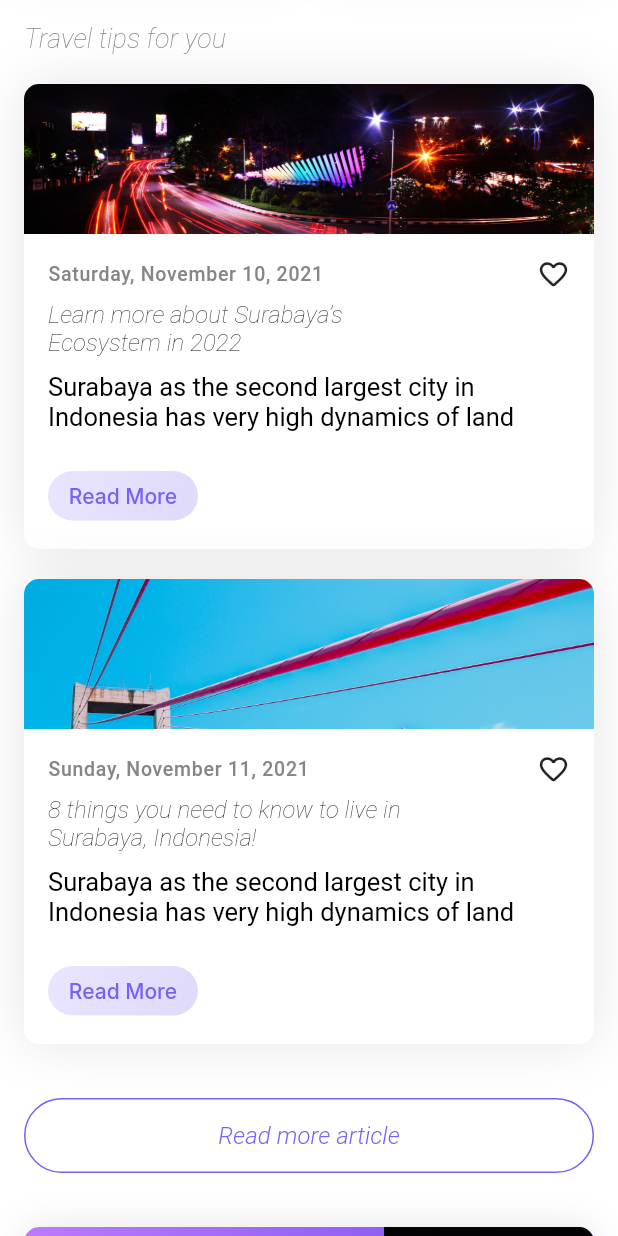
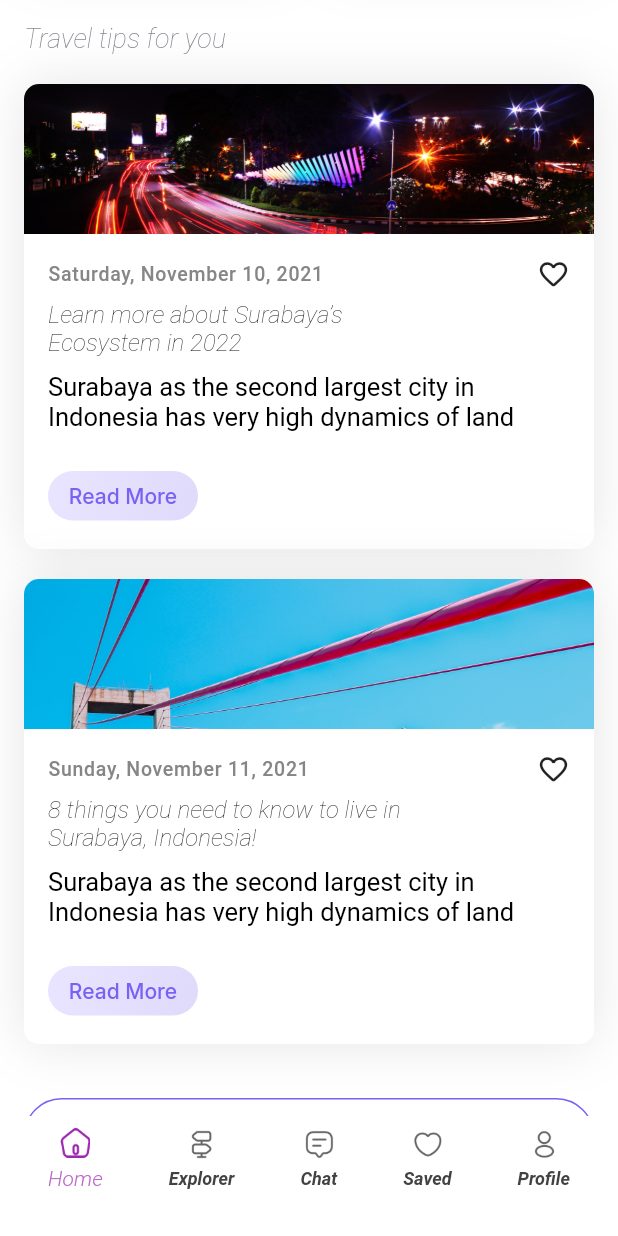
Before and after one commit to muzamilindra/property_rents, a Flutter app: the HomePage screen opened directly, scrolled down 1152 dp, on a phone screen of 412 x 824 dp. Run offline on Flutter 3.47's test engine with Material 2 defaults, Android fonts, the phone set to English and light mode, and no system bars; our stand-ins replace google_fonts.

Commit message:
add floating action button

```diff
--- /dev/null
+++ b/lib/pages/home_page/components/item_action_floating_button.dart
@@ -0,0 +1,111 @@
+import 'package:flutter/material.dart';
+
+class ItemActionFloatingButton extends StatelessWidget {
+  const ItemActionFloatingButton({
+    required this.image,
+    required this.title,
+    required this.isActive,
+    Key? key,
+  }) : super(key: key);
+
+  final String image;
+  final String title;
+  final bool isActive;
+
+  @override
+  Widget build(BuildContext context) {
+    // Column(
+    //   mainAxisAlignment: MainAxisAlignment.center,
+    //   crossAxisAlignment: CrossAxisAlignment.center,
+    //   children: [
+    //     Image.asset(
+    //       'assets/icons/home.png',
+    //       width: 26,
+    //       color: Colors.purple,
+    //     ),
+    //     SizedBox(
+    //       height: 6,
+    //     ),
+    //     Text(
+    //       "Home",
+    //       style: TextStyle(
+    //           fontFamily: "roboto",
+    //           fontSize: 14,
+    //           fontWeight: FontWeight.w300,
+    //           fontStyle: FontStyle.italic,
+    //           color: Colors.purple.shade300),
+    //     )
+    //   ],
+    // ),
+
+    // return Column(
+    //   mainAxisAlignment: MainAxisAlignment.center,
+    //   crossAxisAlignment: CrossAxisAlignment.center,
+    //   children: [
+    //     Image.asset(
+    //       image,
+    //       width: 20,
+    //       color: Colors.grey.shade800,
+    //       // color: Colors.purple,
+
+    //     ),
+    //     SizedBox(
+    //       height: 6,
+    //     ),
+    //     Text(
+    //       title,
+    //       style: TextStyle(
+    //           fontFamily: "roboto",
+    //           fontSize: 12,
+    //           fontWeight: FontWeight.bold,
+    //           fontStyle: FontStyle.italic,
+    //           color: Colors.grey.shade800),
+    //     )
+    //   ],
+    // );
+    return Column(
+        mainAxisAlignment: MainAxisAlignment.center,
+        crossAxisAlignment: CrossAxisAlignment.center,
+        children: isActive
+            ? [
+                Image.asset(
+                  image,
+                  width: 20,
+                  color: Colors.purple,
+                  // color: Colors.purple,
+                ),
+                const SizedBox(
+                  height: 6,
+                ),
+                Text(
+                  title,
+                  style: TextStyle(
+                      fontFamily: "roboto",
+                      fontSize: 14,
+                      fontWeight: FontWeight.w300,
+                      fontStyle: FontStyle.italic,
+                      color: Colors.purple.shade300),
+                )
+              ]
+            : [
+                Image.asset(
+                  image,
+                  width: 20,
+                  color: Colors.grey.shade700,
+                  // color: Colors.purple,
+                ),
+                const SizedBox(
+                  height: 6,
+                ),
+                Text(
+                  title,
+                  style: TextStyle(
+                      fontFamily: "roboto",
+                      fontSize: 12,
+                      fontWeight: FontWeight.bold,
+                      fontStyle: FontStyle.italic,
+                      color: Colors.grey.shade800),
+                )
+              ]);
+  }
+}
--- a/lib/pages/home_page/home_page.dart
+++ b/lib/pages/home_page/home_page.dart
@@ -7,6 +7,7 @@ import 'package:property_rents/pages/home_page/components/next_trip.dart';
 import 'package:property_rents/themes.dart';
 
 import 'components/become_host.dart';
+import 'components/item_action_floating_button.dart';
 import 'components/near_locations.dart';
 import 'components/top_rated_city.dart';
 import 'components/travel_tips.dart';
@@ -59,7 +60,9 @@ class _HomePageState extends State<HomePage>
     return Scaffold(
       resizeToAvoidBottomInset: false,
       backgroundColor: whiteColor,
-      body: SingleChildScrollView(
+      body: SafeArea(
+        minimum: EdgeInsets.only(top: 0, bottom: 80),
+        child: SingleChildScrollView(
           // physics: const NeverScrollableScrollPhysics(),
           physics: const BouncingScrollPhysics(),
           child: Padding(
@@ -157,8 +160,8 @@ class _HomePageState extends State<HomePage>
                                 boxShadow: [
                                   BoxShadow(
                                     spreadRadius: -8,
-                                  color:
-                                      const Color(0xFF917AFD).withOpacity(0.5),
+                                    color: const Color(0xFF917AFD)
+                                        .withOpacity(0.5),
                                     blurRadius: 12,
                                     offset: const Offset(
                                         0, 10), // changes position of shadow
@@ -234,6 +237,52 @@ class _HomePageState extends State<HomePage>
             ),
           ),
         ),
+      ),
+      floatingActionButton: Container(
+        // color: Colors.amber.shade300,
+        width: MediaQuery.of(context).size.width - 20,
+        height: 70,
+        decoration: BoxDecoration(
+          // borderRadius: BorderRadius.only(
+          //     topLeft: Radius.circular(30), topRight: Radius.circular(30)),
+           borderRadius: BorderRadius.circular(50),
+          color: Colors.white,
+          // color: Colors.amber.shade300,
+        ),
+        // margin: EdgeInsets.symmetric(horizontal: 10),
+        child: Row(
+          crossAxisAlignment: CrossAxisAlignment.center,
+          mainAxisAlignment: MainAxisAlignment.spaceAround,
+          children: const [
+            ItemActionFloatingButton(
+              image: 'assets/icons/home.png',
+              title: "Home",
+              isActive: true,
+            ),
+            ItemActionFloatingButton(
+              image: 'assets/icons/signpost.png',
+              title: "Explorer",
+              isActive: false,
+            ),
+            ItemActionFloatingButton(
+              image: 'assets/icons/message-text.png',
+              title: "Chat",
+              isActive: false,
+            ),
+            ItemActionFloatingButton(
+              image: 'assets/icons/heart.png',
+              title: "Saved",
+              isActive: false,
+            ),
+            ItemActionFloatingButton(
+              image: 'assets/icons/profile.png',
+              title: "Profile",
+              isActive: false,
+            ),
+          ],
+        ),
+      ),
+      floatingActionButtonLocation: FloatingActionButtonLocation.centerFloat,
     );
   }
 }
```
Also changed, not shown: assets/icons/heart.png (added), assets/icons/home.png (added), assets/icons/message-text.png (added), assets/icons/profile.png (added), assets/icons/signpost.png (added). Lines whose indentation alone changed are shown as unchanged.
